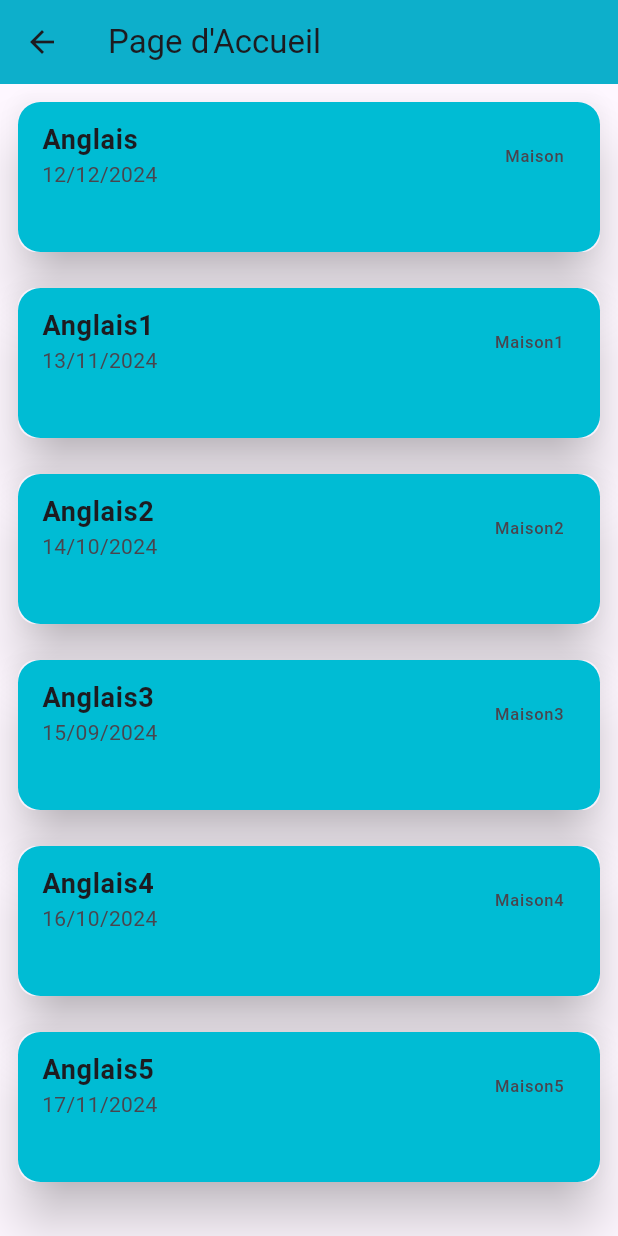
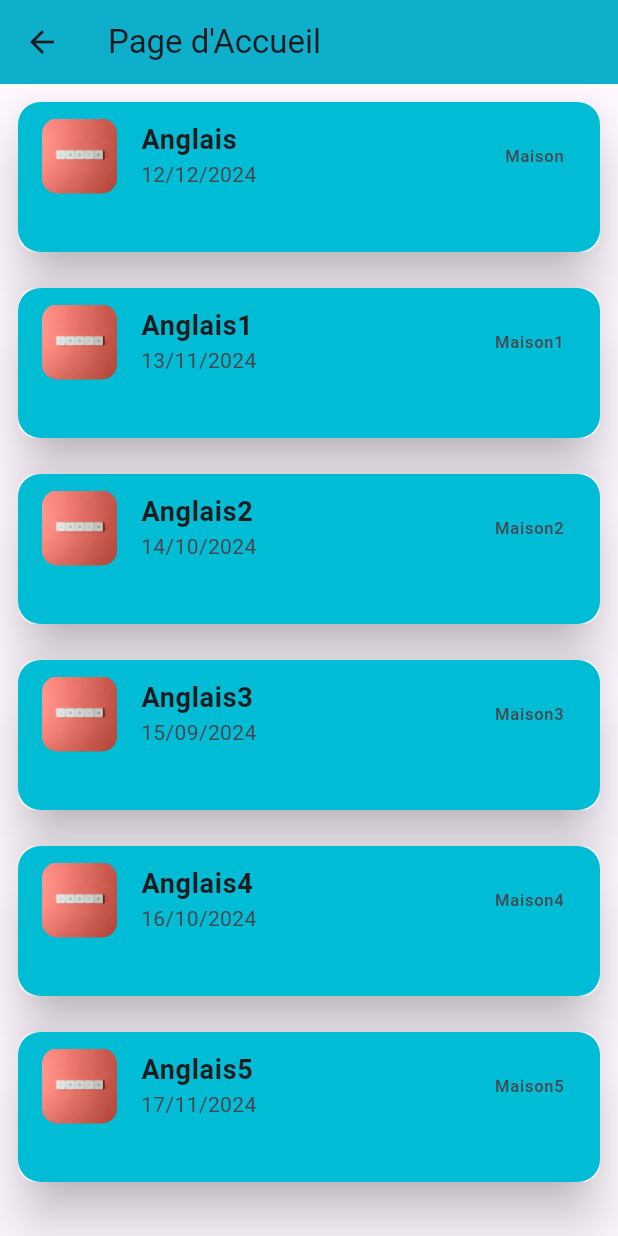
Before and after one commit to Yatandou-Eveline-Traore/firstap, a Flutter app: the Home screen opened directly, on a phone screen of 412 x 824 dp. Run offline on Flutter 3.47's test engine with Material 3 defaults, Android fonts, the phone set to English and light mode, and no system bars.

Commit message:
display image on planning

```diff
--- a/lib/home.dart
+++ b/lib/home.dart
@@ -11,12 +11,12 @@ class Home extends StatefulWidget {
 
 class _HomeState extends State<Home> {
   List<Planning> datas = [
-    Planning("Anglais", "Maison", "description english", "12/12/2024"),
-    Planning("Anglais1", "Maison1", "description english1", "13/11/2024"),
-    Planning("Anglais2", "Maison2", "description english2", "14/10/2024"),
-    Planning("Anglais3", "Maison3", "description english3", "15/09/2024"),
-    Planning("Anglais4", "Maison4", "description english4", "16/10/2024"),
-    Planning("Anglais5", "Maison5", "description english5", "17/11/2024"),
+    Planning("Anglais", "Maison", "description english", "12/12/2024", "assets/login.jpeg"),
+    Planning("Anglais1", "Maison1", "description english1", "13/11/2024", "assets/login.jpeg"),
+    Planning("Anglais2", "Maison2", "description english2", "14/10/2024", "assets/login.jpeg"),
+    Planning("Anglais3", "Maison3", "description english3", "15/09/2024", "assets/login.jpeg"),
+    Planning("Anglais4", "Maison4", "description english4", "16/10/2024", "assets/login.jpeg"),
+    Planning("Anglais5", "Maison5", "description english5", "17/11/2024", "assets/login.jpeg"),
 
   ];
   @override
--- a/lib/main.dart
+++ b/lib/main.dart
@@ -13,6 +13,7 @@ class MyApp extends StatelessWidget {
   @override
   Widget build(BuildContext context) {
     return MaterialApp(
+      debugShowCheckedModeBanner: false,
       title: 'Flutter Demo',
       theme: ThemeData(
         // This is the theme of your application.
--- a/lib/models/planning.dart
+++ b/lib/models/planning.dart
@@ -3,6 +3,7 @@ class Planning {
   final String lieu;
   final String description;
   final String date;
-  Planning(this.titre, this.lieu, this.description, this.date);
+  final String imageUrl;
+  Planning(this.titre, this.lieu, this.description, this.date, this.imageUrl);
 
 }
--- a/lib/widgets/planning_widget.dart
+++ b/lib/widgets/planning_widget.dart
@@ -26,6 +26,14 @@ class PlanningWidget extends StatelessWidget {
               color: Colors.cyan.shade500,
             ),
             child: ListTile(
+              leading: Container(
+                height: 50,
+                width: 50,
+                decoration: BoxDecoration(
+                  borderRadius: BorderRadius.circular(10),
+                  image: new DecorationImage(image: AssetImage(planning.imageUrl),
+                  fit: BoxFit.cover)),
+              ),
               title: Text(
                 planning.titre,
                 style: TextStyle(
```
